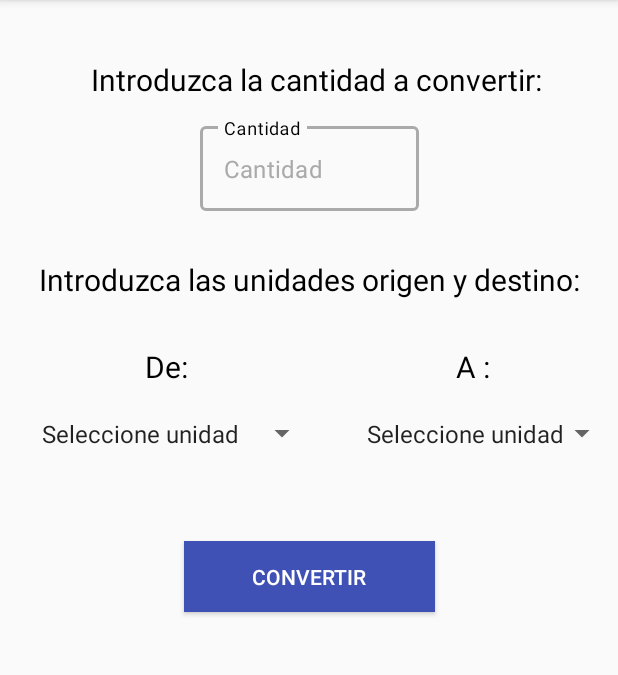
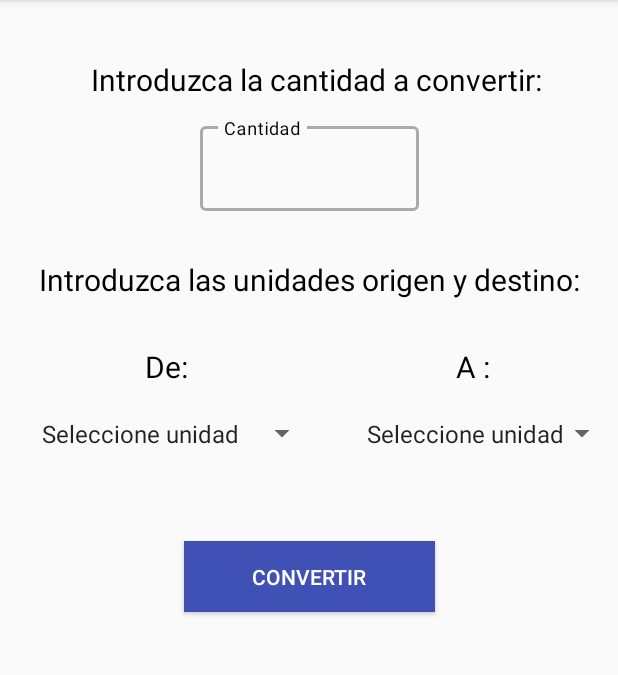
Before and after one commit to aarenzanac/Conversor_de_Bytes, an Android app: the screen it shows after launch (MainActivity), on a phone screen of 412 x 824 dp, the part 84-759 px from its top. Run offline under Robolectric (Android 15) with nearby library versions, the light colour scheme and no system bars.

Commit message:
Animación hint

```diff
--- a/app/src/main/res/layout/activity_main.xml
+++ b/app/src/main/res/layout/activity_main.xml
@@ -32,12 +32,14 @@
         android:layout_height="wrap_content"
         android:layout_marginTop="12dp"
         android:hint="@string/cantidad"
+        android:textColorHint="@android:color/darker_gray"
         app:boxStrokeColor="@android:color/darker_gray"
         app:hintTextColor="@android:color/black"
         app:layout_constraintEnd_toEndOf="parent"
         app:layout_constraintStart_toStartOf="parent"
         app:layout_constraintTop_toBottomOf="@+id/textViewCantidad"
-        android:focusedByDefault="false">
+        android:focusedByDefault="false"
+        android:animateLayoutChanges="true">
 
         <com.google.android.material.textfield.TextInputEditText
 
@@ -46,7 +48,7 @@
             android:layout_height="wrap_content"
             android:inputType="numberDecimal"
             android:textColor="@android:color/black"
-            android:hint="@string/cantidad"
+
             android:textColorHint="@android:color/darker_gray"/>
 
     </com.google.android.material.textfield.TextInputLayout>
@@ -113,7 +115,7 @@
         app:layout_constraintEnd_toEndOf="parent"
         app:layout_constraintHorizontal_bias="0.0"
         app:layout_constraintStart_toStartOf="parent"
-        app:layout_constraintTop_toBottomOf="@+id/textViewUnidadesOrigen" />
+        app:layout_constraintTop_toBottomOf="@+id/textViewUnidadesOrigen"/>
 
     <Spinner
         android:theme="@style/AppTheme"
```
